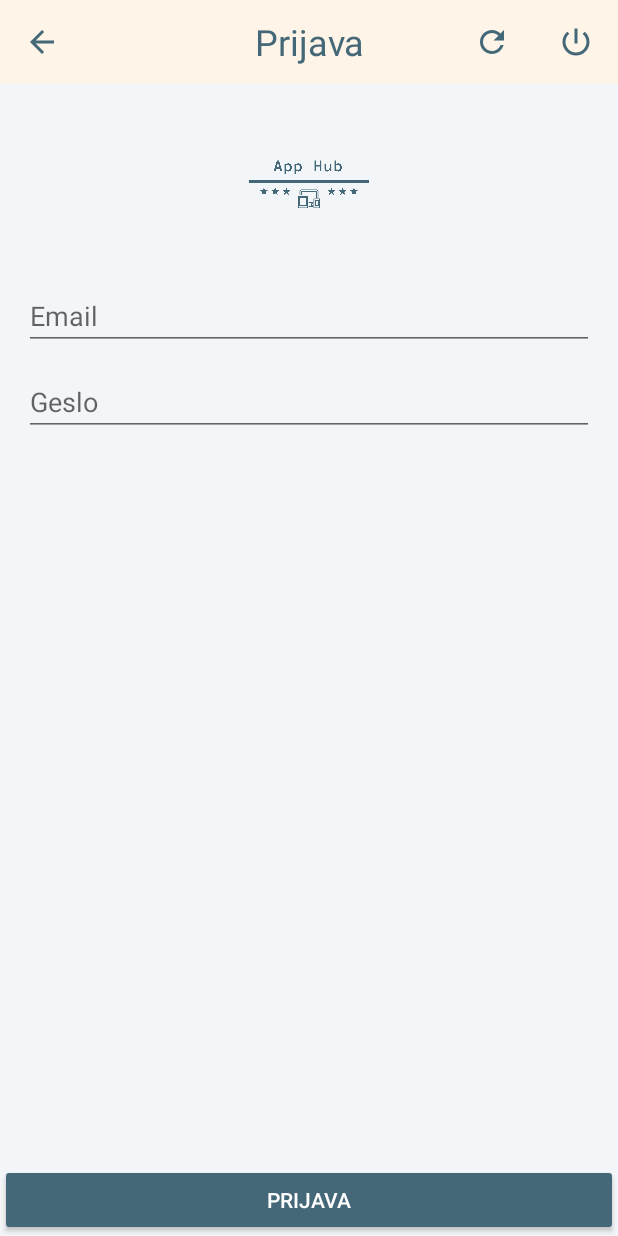
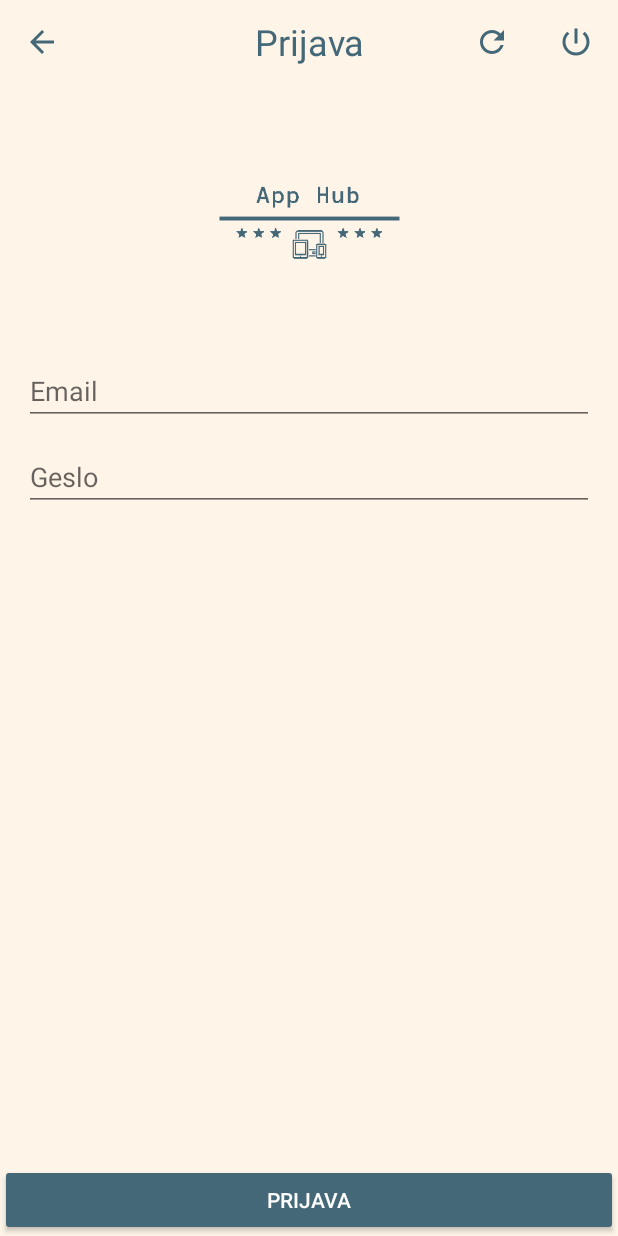
Before and after one commit to JanFicko/app-hub, an Android app: the fragment LoginFragment placed in its activity, on a phone screen of 412 x 824 dp. Run offline under Robolectric (Android 15) with nearby library versions, the phone set to English and light mode, and no system bars; 6 statements that could not run were skipped.

Commit message:
- Added error handling to some views - Changed background colour scheme

```diff
--- a/Android/app/src/main/java/xyz/janficko/apphub/common/ErrorCodes.kt
+++ b/Android/app/src/main/java/xyz/janficko/apphub/common/ErrorCodes.kt
@@ -6,5 +6,7 @@ Created by Jan Ficko on 09/04/19 for Margento.
 object ErrorCodes {
 
     const val RESPONSE_OK : Int = 0
+    const val NO_INTERNET : Int = -900
+    const val NO_SERVER : Int = -901
     const val UNKNOWN_ERROR : Int = -1
 }
--- a/Android/app/src/main/java/xyz/janficko/apphub/model/Job.kt
+++ b/Android/app/src/main/java/xyz/janficko/apphub/model/Job.kt
@@ -28,4 +28,4 @@ data class Job(
     @SerializedName("finishTime")
     @Expose
     val finishTime : Date
-) : BaseResponse()
+)
--- a/Android/app/src/main/java/xyz/janficko/apphub/model/Project.kt
+++ b/Android/app/src/main/java/xyz/janficko/apphub/model/Project.kt
@@ -30,4 +30,4 @@ data class Project(
     @SerializedName("jobs")
     @Expose
     val jobs : MutableList<Job>
-) : BaseResponse()
+)
--- a/Android/app/src/main/java/xyz/janficko/apphub/ui/login/LoginFragment.kt
+++ b/Android/app/src/main/java/xyz/janficko/apphub/ui/login/LoginFragment.kt
@@ -7,6 +7,7 @@ import kotlinx.android.synthetic.main.fragment_login.*
 import org.koin.androidx.viewmodel.ext.sharedViewModel
 import org.koin.androidx.viewmodel.ext.viewModel
 import xyz.janficko.apphub.R
+import xyz.janficko.apphub.common.ErrorCodes
 import xyz.janficko.apphub.ui.base.BaseViewModelFragment
 import xyz.janficko.apphub.ui.main.MainViewModel
 import xyz.janficko.apphub.util.isValidEmail
@@ -45,7 +46,9 @@ class LoginFragment :
 
     fun showError(code: Int) {
         when (code) {
-            -1 -> v_login.snack(R.string.error_not_logged_in)
+            ErrorCodes.UNKNOWN_ERROR -> v_login.snack(R.string.error_not_logged_in)
+            ErrorCodes.NO_INTERNET -> v_login.snack(R.string.error_no_internet_connection)
+            ErrorCodes.NO_SERVER -> v_login.snack(R.string.error_no_server_connection)
         }
     }
 
--- a/Android/app/src/main/java/xyz/janficko/apphub/ui/main/MainActivity.kt
+++ b/Android/app/src/main/java/xyz/janficko/apphub/ui/main/MainActivity.kt
@@ -102,7 +102,7 @@ class MainActivity : BaseViewModelActivity<MainState, MainViewModel>(), View.OnC
             ErrorCodes.UNKNOWN_ERROR -> {
                 tv_error.visibility = View.VISIBLE
                 iv_refresh.visibility = View.GONE
-                tv_error.text = getString(R.string.error_no_connection)
+                tv_error.text = getString(R.string.error_no_server_connection)
             }
         }
     }
--- a/Android/app/src/main/res/layout/fragment_login.xml
+++ b/Android/app/src/main/res/layout/fragment_login.xml
@@ -9,10 +9,10 @@
 
         <ImageView
                 android:id="@+id/iv_logo"
-                android:layout_width="100dp"
-                android:layout_height="100dp"
+                android:layout_width="@dimen/login_logo_square_size"
+                android:layout_height="@dimen/login_logo_square_size"
                 android:layout_marginTop="@dimen/spacing_large"
-                android:src="@drawable/logo_transparent"
+                android:src="@drawable/logo_transparent_small"
                 app:layout_constraintTop_toTopOf="parent"
                 app:layout_constraintStart_toStartOf="parent"
                 app:layout_constraintEnd_toEndOf="parent"
--- a/Android/app/src/main/res/values/colors.xml
+++ b/Android/app/src/main/res/values/colors.xml
@@ -4,7 +4,7 @@
     <color name="colorPrimary">@color/beige</color>
     <color name="colorAccent">@color/dark_blue</color>
 
-    <color name="background">#fff3f6f8</color>
+    <color name="background">@color/colorPrimary</color>
 
     <color name="white">#FFFFFF</color>
     <color name="black">#000000</color>
--- a/Android/app/src/main/res/values/dimens.xml
+++ b/Android/app/src/main/res/values/dimens.xml
@@ -2,6 +2,7 @@
 <resources>
     <dimen name="toolbar_height">56dp</dimen>
     <dimen name="corner_radius">4dp</dimen>
+    <dimen name="login_logo_square_size">150dp</dimen>
 
     <dimen name="text_size_small">16sp</dimen>
     <dimen name="text_size_medium">20sp</dimen>
--- a/Android/app/src/main/res/values/strings.xml
+++ b/Android/app/src/main/res/values/strings.xml
@@ -12,7 +12,8 @@
     <string name="error_no_projects">Ni projektov za prikaz</string>
     <string name="error_no_versions">Ta aplikacija še nima verzij</string>
     <string name="error_no_artifacts">Ta verzija še nima datotek</string>
-    <string name="error_no_connection">Napaka pri povezavi s strežnikom</string>
+    <string name="error_no_server_connection">Napaka pri povezavi s strežnikom</string>
+    <string name="error_no_internet_connection">Problem z internetno povezavo</string>
     <string name="error_not_correct_email">Nepravilen email</string>
     <string name="error_not_logged_in">Napaka ob prijavi</string>
     <string name="error_field_empty">Polje je prazno</string>
```
Also changed, not shown: Android/app/src/main/java/xyz/janficko/apphub/ui/dashboard/DashboardFragment.kt (+14 -2 lines), Android/app/src/main/java/xyz/janficko/apphub/ui/dashboard/DashboardViewModel.kt (+13 -0 lines), Android/app/src/main/java/xyz/janficko/apphub/ui/login/LoginViewModel.kt (+13 -0 lines).
